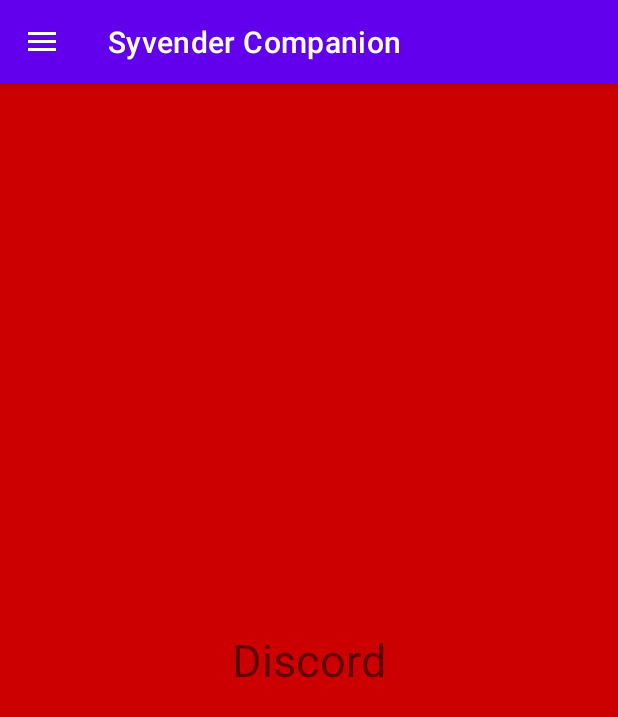
After one commit to zdenek-lach/syvender-compation-app, an Android app: the fragment DiscordFragment placed in its activity, on a phone screen of 412 x 824 dp. The commit adds this screen. Shown: the top 717 px of the screen. Run offline under Robolectric (Android 15) with nearby library versions, the phone set to English and light mode, and no system bars.

```diff
--- /dev/null
+++ b/SyvenderCompation/app/src/main/java/io/github/syvendercompanion/DiscordFragment.java
@@ -0,0 +1,20 @@
+package io.github.syvendercompanion;
+
+import android.os.Bundle;
+import android.view.LayoutInflater;
+import android.view.View;
+import android.view.ViewGroup;
+
+import androidx.annotation.NonNull;
+import androidx.annotation.Nullable;
+import androidx.fragment.app.Fragment;
+
+public class DiscordFragment extends Fragment {
+
+    @Nullable
+    @org.jetbrains.annotations.Nullable
+    @Override
+    public View onCreateView(@NonNull @org.jetbrains.annotations.NotNull LayoutInflater inflater, @Nullable @org.jetbrains.annotations.Nullable ViewGroup container, @Nullable @org.jetbrains.annotations.Nullable Bundle savedInstanceState) {
+        return inflater.inflate(R.layout.fragment_discord,container,false);
+    }
+}
--- /dev/null
+++ b/SyvenderCompation/app/src/main/java/io/github/syvendercompanion/SyvenderDJ.java
@@ -0,0 +1,34 @@
+package io.github.syvendercompanion;
+
+import android.content.Context;
+import android.media.MediaPlayer;
+import android.widget.Toast;
+
+public class SyvenderDJ {
+    private MediaPlayer mediaPlayer;
+
+    public SyvenderDJ(Context context) {
+        try {
+            this.mediaPlayer = MediaPlayer.create(context,R.raw.syvender_music);
+        }catch(Exception ex)
+        {
+            Toast.makeText(context,"Background song playback failed!",Toast.LENGTH_LONG);
+            throw new IllegalStateException("Song playback failed!");
+        }
+        this.mediaPlayer.setLooping(true);
+    }
+
+    public int pauseMusic() {
+        this.mediaPlayer.pause();
+        return 1;
+    }
+
+    public int startMusic() {
+        this.mediaPlayer.start();
+        return 0;
+    }
+
+
+
+
+}
--- /dev/null
+++ b/SyvenderCompation/app/src/main/res/layout/fragment_discord.xml
@@ -0,0 +1,14 @@
+<?xml version="1.0" encoding="utf-8"?>
+<RelativeLayout xmlns:android="http://schemas.android.com/apk/res/android"
+    android:layout_width="match_parent"
+    android:layout_height="match_parent"
+    android:background="@android:color/holo_red_dark">
+
+    <TextView
+        android:layout_width="wrap_content"
+        android:layout_height="wrap_content"
+        android:layout_centerInParent="true"
+        android:text="@string/Discord"
+        android:textSize="30dp" />
+
+</RelativeLayout>
--- a/SyvenderCompation/app/src/main/res/values/strings.xml
+++ b/SyvenderCompation/app/src/main/res/values/strings.xml
@@ -27,4 +27,7 @@
     <string name="navigation_drawer_closed">Close Navigation Drawer</string>
     <string name="upper_drawer_text">Syvender Companion</string>
     <string name="developer_name">Developed by Zdeněk Lach</string>
+    <string name="Discord">Discord</string>
+    <string name="music_pause_toast">Music playback was paused.</string>
+    <string name="music_play_toast">Music playback started.</string>
 </resources>
```
Also changed, not shown: SyvenderCompation/app/src/main/java/io/github/syvendercompanion/DonateFragment.java (added, +20 -0 lines), SyvenderCompation/app/src/main/java/io/github/syvendercompanion/MainActivity.java (+33 -0 lines), SyvenderCompation/app/src/main/java/io/github/syvendercompanion/MerchendiseFragment.java (added, +20 -0 lines), SyvenderCompation/app/src/main/java/io/github/syvendercompanion/UpdatesFragment.java (added, +20 -0 lines), SyvenderCompation/app/src/main/res/layout/fragment_donate.xml (added, +14 -0 lines), SyvenderCompation/app/src/main/res/layout/fragment_merchendise.xml (added, +14 -0 lines), SyvenderCompation/app/src/main/res/layout/fragment_updates.xml (added, +14 -0 lines), 1 other file.
